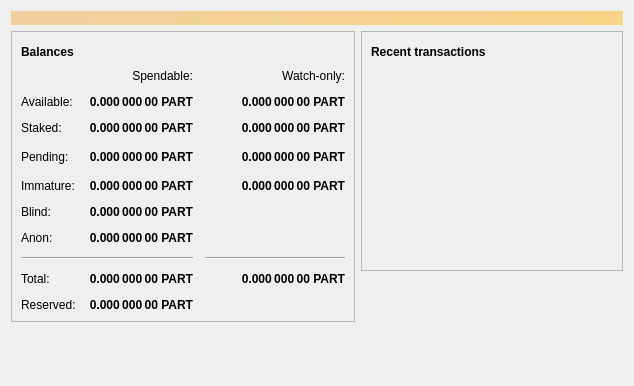
The window that src/qt/forms/overviewpage.ui (dmitry9888/falcon) describes before a commit, drawn with Qt 5.
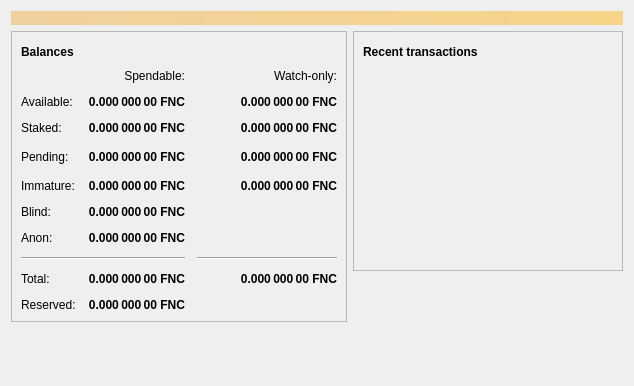
The same window after the commit. Icons and pictures are not drawn.

```diff
--- a/src/qt/forms/overviewpage.ui
+++ b/src/qt/forms/overviewpage.ui
@@ -129,7 +129,7 @@
                <string>Your current staked balance</string>
               </property>
               <property name="text">
-               <string notr="true">0.000 000 00 PART</string>
+               <string notr="true">0.000 000 00 FNC</string>
               </property>
               <property name="alignment">
                <set>Qt::AlignRight|Qt::AlignTrailing|Qt::AlignVCenter</set>
@@ -154,7 +154,7 @@
                <string>Your current watch-only staked balance</string>
               </property>
               <property name="text">
-               <string notr="true">0.000 000 00 PART</string>
+               <string notr="true">0.000 000 00 FNC</string>
               </property>
               <property name="alignment">
                <set>Qt::AlignRight|Qt::AlignTrailing|Qt::AlignVCenter</set>
@@ -179,7 +179,7 @@
                <string>Mined balance in watch-only addresses that has not yet matured</string>
               </property>
               <property name="text">
-               <string notr="true">0.000 000 00 PART</string>
+               <string notr="true">0.000 000 00 FNC</string>
               </property>
               <property name="alignment">
                <set>Qt::AlignRight|Qt::AlignTrailing|Qt::AlignVCenter</set>
@@ -217,7 +217,7 @@
                <string>Mined balance that has not yet matured</string>
               </property>
               <property name="text">
-               <string notr="true">0.000 000 00 PART</string>
+               <string notr="true">0.000 000 00 FNC</string>
               </property>
               <property name="alignment">
                <set>Qt::AlignRight|Qt::AlignTrailing|Qt::AlignVCenter</set>
@@ -242,7 +242,7 @@
                <string>Unconfirmed transactions to watch-only addresses</string>
               </property>
               <property name="text">
-               <string notr="true">0.000 000 00 PART</string>
+               <string notr="true">0.000 000 00 FNC</string>
               </property>
               <property name="alignment">
                <set>Qt::AlignRight|Qt::AlignTrailing|Qt::AlignVCenter</set>
@@ -267,7 +267,7 @@
                <string>Total of transactions that have yet to be confirmed, and do not yet count toward the spendable balance</string>
               </property>
               <property name="text">
-               <string notr="true">0.000 000 00 PART</string>
+               <string notr="true">0.000 000 00 FNC</string>
               </property>
               <property name="alignment">
                <set>Qt::AlignRight|Qt::AlignTrailing|Qt::AlignVCenter</set>
@@ -318,7 +318,7 @@
                <string>Current total balance in watch-only addresses</string>
               </property>
               <property name="text">
-               <string notr="true">0.000 000 00 PART</string>
+               <string notr="true">0.000 000 00 FNC</string>
               </property>
               <property name="alignment">
                <set>Qt::AlignRight|Qt::AlignTrailing|Qt::AlignVCenter</set>
@@ -350,7 +350,7 @@
                <string>Your current total balance</string>
               </property>
               <property name="text">
-               <string notr="true">0.000 000 00 PART</string>
+               <string notr="true">0.000 000 00 FNC</string>
               </property>
               <property name="alignment">
                <set>Qt::AlignRight|Qt::AlignTrailing|Qt::AlignVCenter</set>
@@ -406,7 +406,7 @@
                <string>Your current balance in watch-only addresses</string>
               </property>
               <property name="text">
-               <string notr="true">0.000 000 00 PART</string>
+               <string notr="true">0.000 000 00 FNC</string>
               </property>
               <property name="alignment">
                <set>Qt::AlignRight|Qt::AlignTrailing|Qt::AlignVCenter</set>
@@ -455,7 +455,7 @@
                <string>Your current spendable blinded balance</string>
               </property>
               <property name="text">
-               <string notr="true">0.000 000 00 PART</string>
+               <string notr="true">0.000 000 00 FNC</string>
               </property>
               <property name="alignment">
                <set>Qt::AlignRight|Qt::AlignTrailing|Qt::AlignVCenter</set>
@@ -487,7 +487,7 @@
                <string>Your current spendable anon balance</string>
               </property>
               <property name="text">
-               <string notr="true">0.000 000 00 PART</string>
+               <string notr="true">0.000 000 00 FNC</string>
               </property>
               <property name="alignment">
                <set>Qt::AlignRight|Qt::AlignTrailing|Qt::AlignVCenter</set>
@@ -512,7 +512,7 @@
                <string>Your current spendable balance</string>
               </property>
               <property name="text">
-               <string notr="true">0.000 000 00 PART</string>
+               <string notr="true">0.000 000 00 FNC</string>
               </property>
               <property name="alignment">
                <set>Qt::AlignRight|Qt::AlignTrailing|Qt::AlignVCenter</set>
@@ -544,7 +544,7 @@
                <string>Your current spendable balance</string>
               </property>
               <property name="text">
-               <string notr="true">0.000 000 00 PART</string>
+               <string notr="true">0.000 000 00 FNC</string>
               </property>
               <property name="alignment">
                <set>Qt::AlignRight|Qt::AlignTrailing|Qt::AlignVCenter</set>
```
